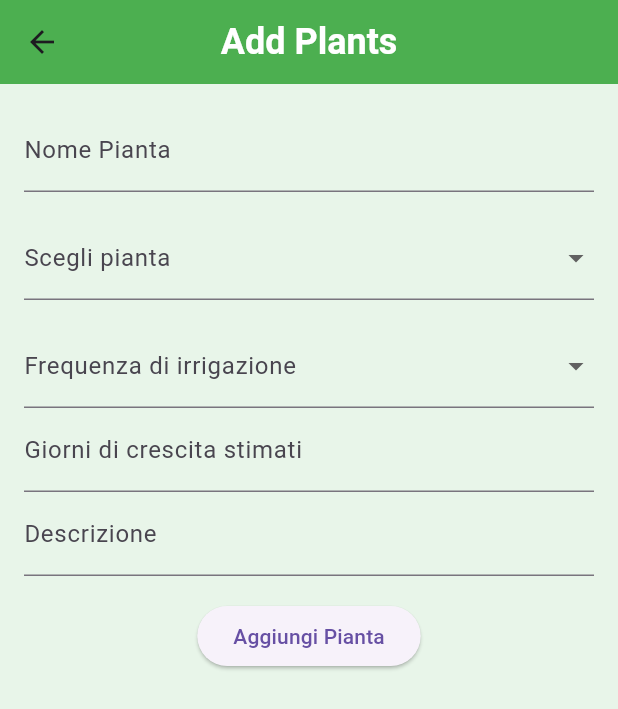
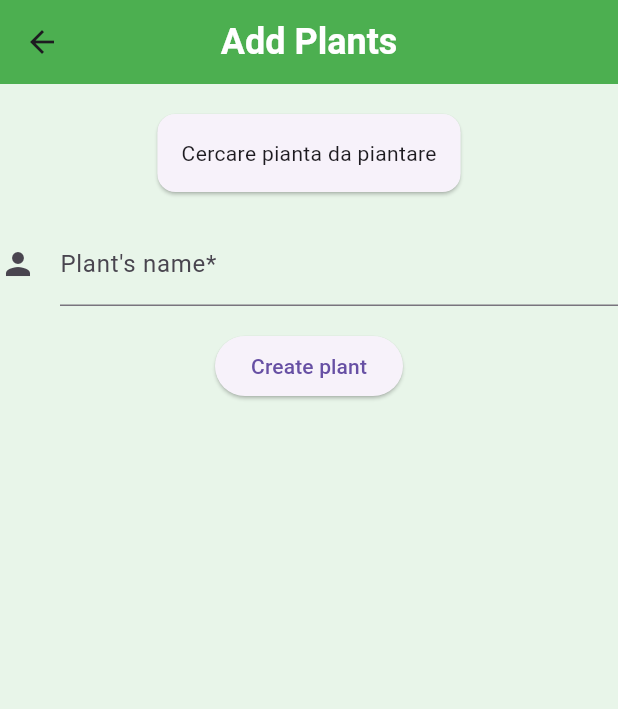
Before and after one commit to meliselmanhaskaj/MyGarden, a Flutter app: the AddPlantsScreen screen opened directly, on a phone screen of 412 x 824 dp. Shown: the top 709 px of the screen. Run offline on Flutter 3.47's test engine with Material 3 defaults, Android fonts, the light colour scheme and no system bars; our stand-ins replace image_picker, shared_preferences, syncfusion_flutter_calendar; accounts and stored records are empty.

Commit message:
plant form

```diff
--- a/lib/screens/AddPlantsScreen.dart
+++ b/lib/screens/AddPlantsScreen.dart
@@ -1,6 +1,7 @@
 // ignore_for_file: prefer_const_constructors, prefer_const_literals_to_create_immutables
 
 import 'package:address_24/models/plant.dart';
+import 'package:address_24/screens/create_plant_form.dart';
 import 'package:flutter/material.dart';
 
 class AddPlantsScreen extends StatefulWidget {
@@ -34,120 +35,8 @@ class _AddPlantsScreenState extends State<AddPlantsScreen> {
           ),
           centerTitle: true,
         ),
-        body: SingleChildScrollView(
-          child: Padding(
-            padding: EdgeInsets.all(16.0),
-            child: Form(
-              key: _formKey,
-              child: Column(
-                children: [
-                  TextFormField(
-                    decoration: InputDecoration(labelText: 'Nome Pianta'),
-                    onSaved: (value) => selectedName = value,
-                    validator: (value) {
-                      if (value == null || value.isEmpty) {
-                        return 'Il campo nome pianta è obbligatorio';
-                      }
-                      return null;
-                    },
-                  ),
-                  SizedBox(height: 16.0),
-                  DropdownFormField(
-                    labelText: 'Scegli pianta',
-                    value: commonName,
-                    onChanged: (value) {
-                      setState(() {
-                        commonName = value;
-                      });
-                    },
-                    items: [
-                      'Lettuce',
-                      'Tomato',
-                      'Basil',
-                      'Hawthorn',
-                      'Marigold',
-                      'Hyacinth',
-                      'Orchid',
-                      'Rose',
-                    ],
-                  ),
-                  SizedBox(height: 16.0),
-                  DropdownFormField(
-                    labelText: 'Frequenza di irrigazione',
-                    value: wateringFrequency,
-                    onChanged: (value) {
-                      setState(() {
-                        wateringFrequency = value;
-                      });
-                    },
-                    items: [
-                      'Every 1 days',
-                      'Every 2 days',
-                      'Every 3 days',
-                      'Every 4 days',
-                    ],
-                  ),
-                  TextFormField(
-                    decoration: InputDecoration(
-                        labelText: 'Giorni di crescita stimati'),
-                    keyboardType: TextInputType.number,
-                    onSaved: (value) => estimatedGrowingDays = value,
-                    validator: (value) {
-                      if (value == null || value.isEmpty) {
-                        return 'Il campo giorni di crescita stimati è obbligatorio';
-                      }
-                      if (int.tryParse(value) == null) {
-                        return 'Inserisci un valore numerico valido';
-                      }
-                      return null;
-                    },
-                  ),
-                  TextFormField(
-                    decoration: InputDecoration(labelText: 'Descrizione'),
-                    onSaved: (value) => description = value,
-                  ),
-                  SizedBox(height: 16.0),
-                  ElevatedButton(
-                    onPressed: () async {
-                      if (_formKey.currentState!.validate()) {
-                        _formKey.currentState!.save();
-                        final plant = Plant(
-                          selectedName: selectedName,
-                          commonName: commonName,
-                          wateringFrequency: wateringFrequency,
-                          description: description,
-                          estimated_growing_days:
-                              int.parse(estimatedGrowingDays!),
-                          planted_day: DateTime.now().toString(),
-                          propriety: 'null',
-                          image: 'null',
-                        );
-                        showDialog(
-                          context: context,
-                          builder: (BuildContext context) {
-                            return AlertDialog(
-                              title: Text('Risultato'),
-                              content: Text(plant.toString()),
-                              actions: [
-                                TextButton(
-                                  onPressed: () {
-                                    Navigator.of(context).pop();
-                                  },
-                                  child: Text('OK'),
-                                ),
-                              ],
-                            );
-                          },
-                        );
-                      }
-                    },
-                    child: Text('Aggiungi Pianta'),
-                  ),
-                ],
-              ),
-            ),
-          ),
-        ));
+        body: CreatePlantForm()
+      );
   }
 }
 
@@ -180,3 +69,120 @@ class DropdownFormField extends StatelessWidget {
     );
   }
 }
+
+
+
+// SingleChildScrollView(
+//           child: Padding(
+//             padding: EdgeInsets.all(16.0),
+//             child: Form(
+//               key: _formKey,
+//               child: Column(
+//                 children: [
+//                   TextFormField(
+//                     decoration: InputDecoration(labelText: 'Nome Pianta*'),
+//                     onSaved: (value) => selectedName = value,
+//                     validator: (value) {
+//                       if (value == null || value.isEmpty) {
+//                         return 'Il campo nome pianta è obbligatorio';
+//                       }
+//                       return null;
+//                     },
+//                   ),
+//                   SizedBox(height: 16.0),
+//                   DropdownFormField(
+//                     labelText: 'Scegli pianta*',
+//                     value: commonName,
+//                     onChanged: (value) {
+//                       setState(() {
+//                         commonName = value;
+//                       });
+//                     },
+//                     items: [
+//                       'Lettuce',
+//                       'Tomato',
+//                       'Basil',
+//                       'Hawthorn',
+//                       'Marigold',
+//                       'Hyacinth',
+//                       'Orchid',
+//                       'Rose',
+//                     ],
+//                   ),
+//                   SizedBox(height: 16.0),
+//                   DropdownFormField(
+//                     labelText: 'Frequenza di irrigazione',
+//                     value: wateringFrequency,
+//                     onChanged: (value) {
+//                       setState(() {
+//                         wateringFrequency = value;
+//                       });
+//                     },
+//                     items: [
+//                       'Every 1 days',
+//                       'Every 2 days',
+//                       'Every 3 days',
+//                       'Every 4 days',
+//                     ],
+//                   ),
+//                   TextFormField(
+//                     decoration: InputDecoration(
+//                         labelText: 'Giorni di crescita stimati'),
+//                     keyboardType: TextInputType.number,
+//                     onSaved: (value) => estimatedGrowingDays = value,
+//                     validator: (value) {
+//                       if (value == null || value.isEmpty) {
+//                         return 'Il campo giorni di crescita stimati è obbligatorio';
+//                       }
+//                       if (int.tryParse(value) == null) {
+//                         return 'Inserisci un valore numerico valido';
+//                       }
+//                       return null;
+//                     },
+//                   ),
+//                   TextFormField(
+//                     decoration: InputDecoration(labelText: 'Descrizione'),
+//                     onSaved: (value) => description = value,
+//                   ),
+//                   SizedBox(height: 16.0),
+//                   ElevatedButton(
+//                     onPressed: () async {
+//                       if (_formKey.currentState!.validate()) {
+//                         _formKey.currentState!.save();
+//                         final plant = Plant(
+//                           selectedName: selectedName,
+//                           commonName: commonName,
+//                           wateringFrequency: wateringFrequency,
+//                           description: description,
+//                           estimated_growing_days:
+//                               int.parse(estimatedGrowingDays!),
+//                           planted_day: DateTime.now().toString(),
+//                           propriety: 'null',
+//                           image: 'null',
+//                         );
+//                         showDialog(
+//                           context: context,
+//                           builder: (BuildContext context) {
+//                             return AlertDialog(
+//                               title: Text('Risultato'),
+//                               content: Text(plant.toString()),
+//                               actions: [
+//                                 TextButton(
+//                                   onPressed: () {
+//                                     Navigator.of(context).pop();
+//                                   },
+//                                   child: Text('OK'),
+//                                 ),
+//                               ],
+//                             );
+//                           },
+//                         );
+//                       }
+//                     },
+//                     child: Text('Aggiungi Pianta'),
+//                   ),
+//                 ],
+//               ),
+//             ),
+//           ),
+//         )
--- /dev/null
+++ b/lib/screens/create_plant_form.dart
@@ -0,0 +1,59 @@
+import 'package:address_24/main.dart';
+import 'package:flutter/material.dart';
+import 'package:flutter/widgets.dart';
+
+class CreatePlantForm extends StatefulWidget {
+  const CreatePlantForm({super.key});
+
+  @override
+  State<CreatePlantForm> createState() => _CreatePlantFormState();
+}
+
+class _CreatePlantFormState extends State<CreatePlantForm> {
+
+  final _formKey = GlobalKey<FormState>();
+
+  @override
+  Widget build(BuildContext context) {
+    return Form(
+      key: _formKey,
+      child: Column(
+        crossAxisAlignment: CrossAxisAlignment.center,
+        children: [
+          const Padding(
+            padding: EdgeInsets.all(16.0),
+            child: Card(child:
+              Padding(
+                padding: EdgeInsets.all(16.0),
+                child: Text('Cercare pianta da piantare'))),
+          ),
+          TextFormField(
+            decoration: const InputDecoration(
+                icon: Icon(Icons.person),
+                hintText: 'How do you what to name the Plant?',
+                labelText: "Plant's name*",
+              ),
+              onSaved: (String? value) {
+                // This optional block of code can be used to run
+                // code when the user saves the form.
+              },
+              validator: (String? value) {
+                return (value != null && value.isEmpty) ? 'ciao' : null;
+              },
+            ),
+          Padding(
+            padding: const EdgeInsets.symmetric(vertical: 16),
+            child: ElevatedButton(
+              onPressed: () {
+                if(_formKey.currentState!.validate()){
+                  print('Pianta trovata');
+                }
+              },
+              child: const Text('Create plant'),
+            ),
+          )
+        ],
+      ),
+    );
+  }
+}
```
